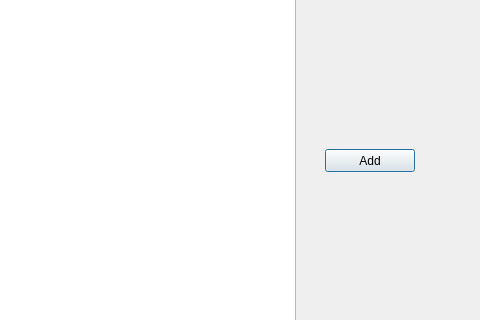
Before: the Qt Designer form devices.ui in fedulovs/InventoryUI, drawn with Qt 5; both pictures show x 315 to 795 and y 151 to 471 of the 795 by 583 pixel window.
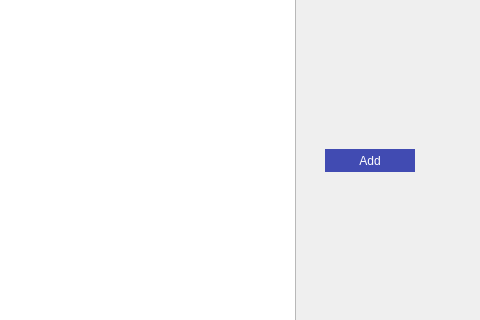
After: the same form once the commit is applied.

```diff
--- a/devices.ui
+++ b/devices.ui
@@ -82,6 +82,9 @@
      <height>23</height>
     </rect>
    </property>
+   <property name="styleSheet">
+    <string notr="true">border-radius : 50; border: 2 px solid black; background-color : #414BB2; color: white</string>
+   </property>
    <property name="text">
     <string>Add</string>
    </property>
```
